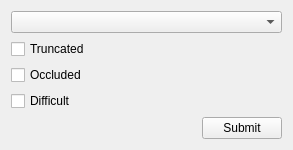
First picture: the form in andenet/gui/annotation_assistant.ui, repository persts/BBoxEE, before the edit.
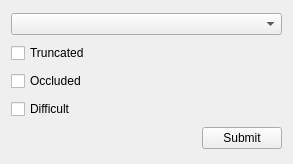
Second picture: the form after the edit.

```diff
--- a/andenet/gui/annotation_assistant.ui
+++ b/andenet/gui/annotation_assistant.ui
@@ -7,7 +7,7 @@
     <x>0</x>
     <y>0</y>
     <width>293</width>
-    <height>137</height>
+    <height>164</height>
    </rect>
   </property>
   <property name="windowTitle">
```
Left out of the diff: 12 changed lines with no effect on the pictures.
